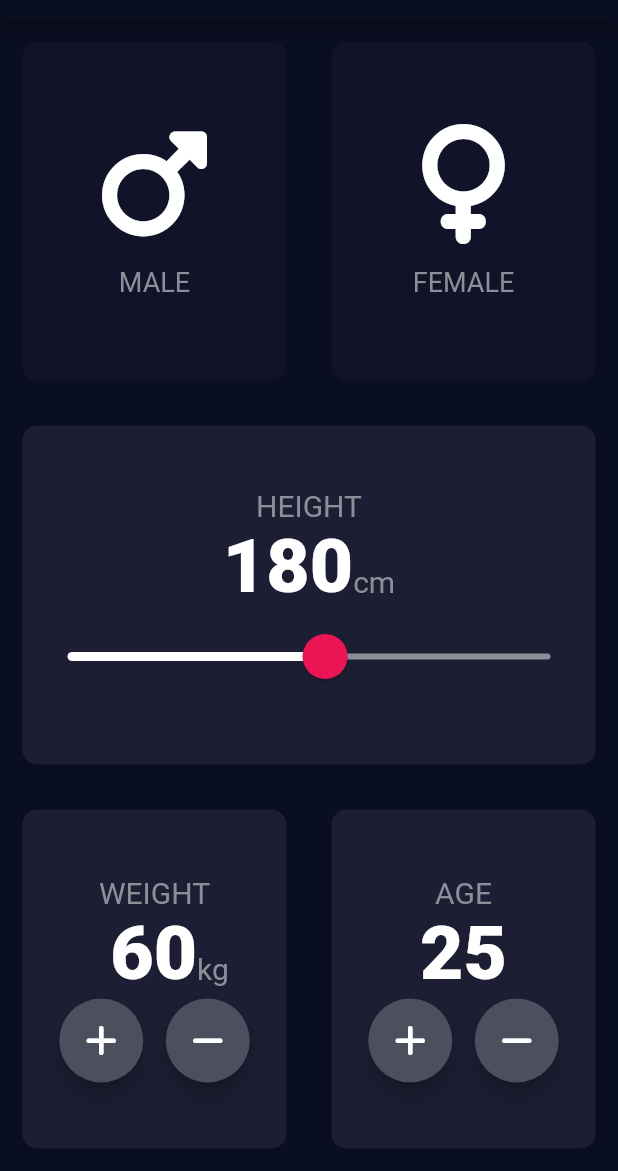
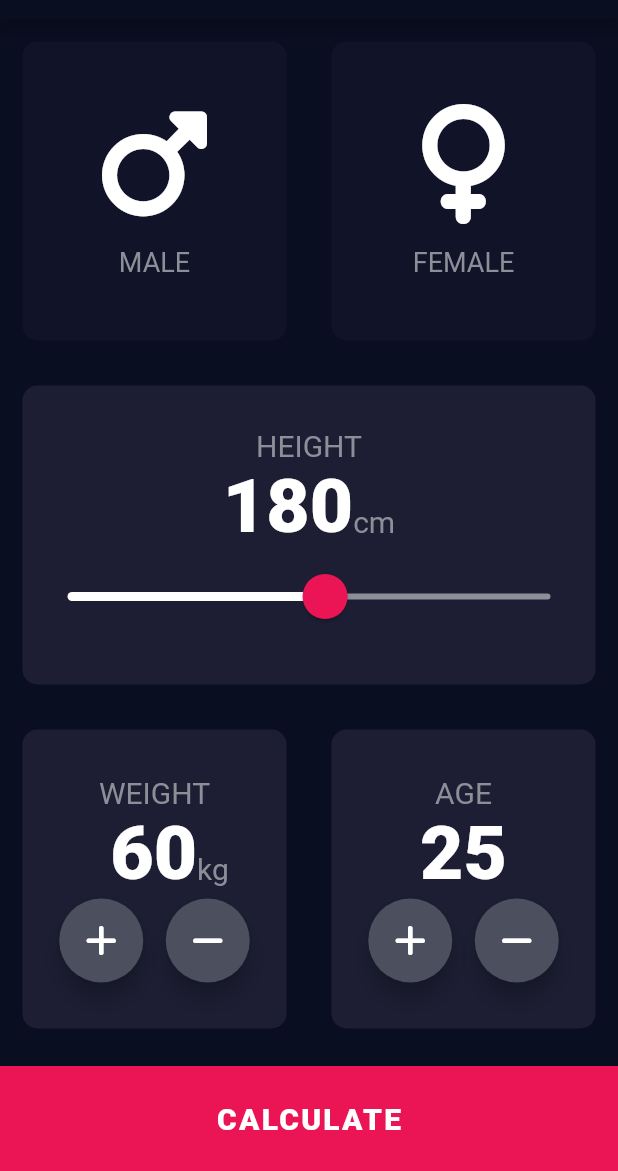
Before and after one commit to YashKhapke/BMI_Calculator_flutter, a Flutter app: the screen it shows after launch, on a phone screen of 412 x 824 dp, the part 65-1236 px from its top. Run offline on Flutter 3.47's test engine with Material 2 defaults, Android fonts, the phone set to English and light mode, and no system bars; our stand-ins replace font_awesome_flutter.

Commit message:
second commit

```diff
--- a/lib/Input_page.dart
+++ b/lib/Input_page.dart
@@ -2,6 +2,8 @@ import "package:bmi_calculator/reusable_card.dart";
 import 'package:flutter/material.dart';
 import 'package:font_awesome_flutter/font_awesome_flutter.dart';
 import "gender_icon.dart";
+import 'package:bmi_calculator/results_bmi.dart';
+import "calculator_brain.dart";
 
 const inactivecardcolor = Color(0xFF111328);
 const activecardcolor = Color(0xFF1D1E33);
@@ -263,8 +265,54 @@ class _InputPageState extends State<InputPage> {
                     ),
                   ),
                 ],
-            )),
+              ),
+            ),
+            bottombutton(
+              buttontitle: "CALCULATE",
+              onTap: () {
+                CalulatorBrain calc =
+                    CalulatorBrain(height: height, weight: weight);
+                Navigator.push(
+                    context,
+                    MaterialPageRoute(
+                        builder: (context) => Results(
+                              bmiresult: calc.calculateBMI(),
+                              resulttext: calc.getResult(),
+                              interpretation: calc.getInterpretation(),
+                            )));
+              },
+            ),
           ],
         ));
   }
 }
+
+class bottombutton extends StatelessWidget {
+  bottombutton({required this.onTap, required this.buttontitle});
+
+  final VoidCallback onTap;
+  final String buttontitle;
+
+  @override
+  Widget build(BuildContext context) {
+    return GestureDetector(
+      onTap: onTap,
+      child: Container(
+        width: double.infinity,
+        height: 70.0,
+        margin: EdgeInsets.only(top: 10.0),
+        child: Center(
+            child: Text(
+          buttontitle,
+          style: TextStyle(
+            color: Colors.white,
+            fontSize: 20,
+            fontWeight: FontWeight.w900,
+            letterSpacing: 1.5,
+          ),
+        )),
+        color: Color(0xFFEB1555),
+      ),
+    );
+  }
+}
```
Also changed, not shown: lib/calculator_brain.dart (added, +34 -0 lines), lib/results_bmi.dart (added, +82 -0 lines). Lines whose indentation alone changed are shown as unchanged.
